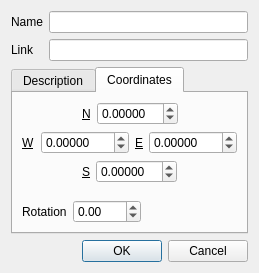
This is src/plugins/render/annotate/EditGroundOverlayDialog.ui in adraghici/marble as Qt 5 draws it before an edit. The edited form follows.
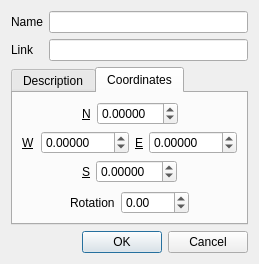
This is the edited form.

Commit message: Adds saving possibilities for overlays and solves editing bugs

Patch:
```diff
--- a/src/plugins/render/annotate/EditGroundOverlayDialog.ui
+++ b/src/plugins/render/annotate/EditGroundOverlayDialog.ui
@@ -7,7 +7,7 @@
     <x>0</x>
     <y>0</y>
     <width>259</width>
-    <height>273</height>
+    <height>255</height>
    </rect>
   </property>
   <property name="windowTitle">
@@ -267,6 +267,19 @@
          </item>
          <item>
           <layout class="QHBoxLayout" name="horizontalLayout_6">
+           <item>
+            <spacer name="horizontalSpacer_7">
+             <property name="orientation">
+              <enum>Qt::Horizontal</enum>
+             </property>
+             <property name="sizeHint" stdset="0">
+              <size>
+               <width>40</width>
+               <height>20</height>
+              </size>
+             </property>
+            </spacer>
+           </item>
            <item>
             <widget class="QLabel" name="m_rotationLabel">
              <property name="text">
```
Left out of the diff: 1 changed line with no effect on the pictures. The commit also changes 12 other files.
